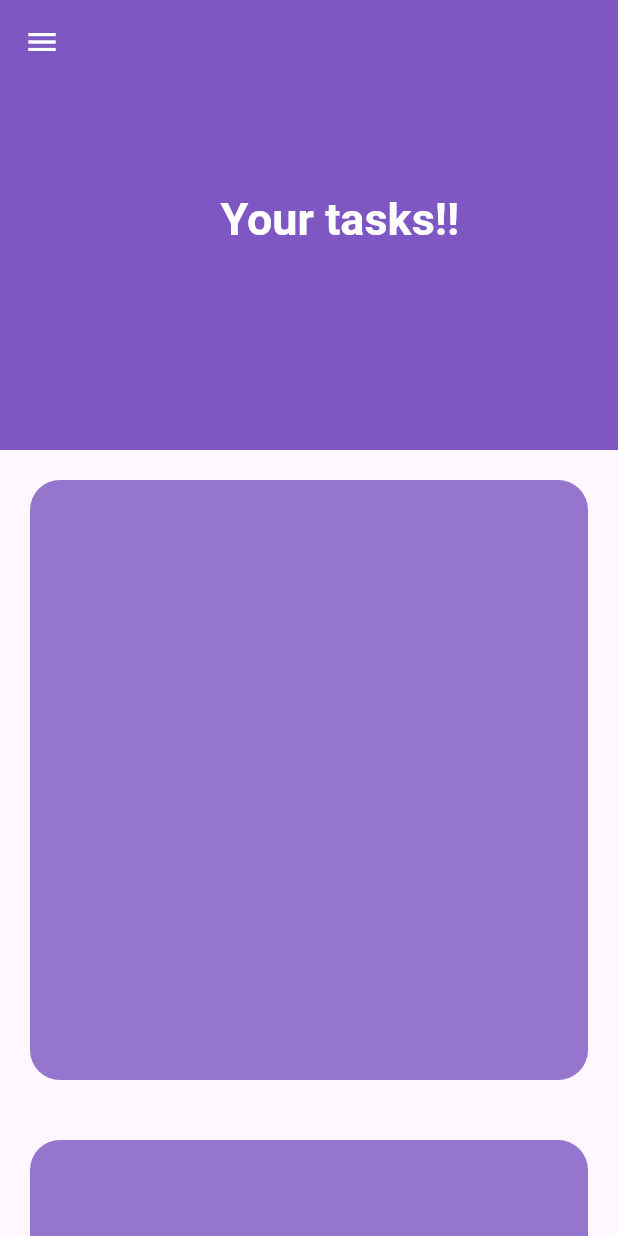
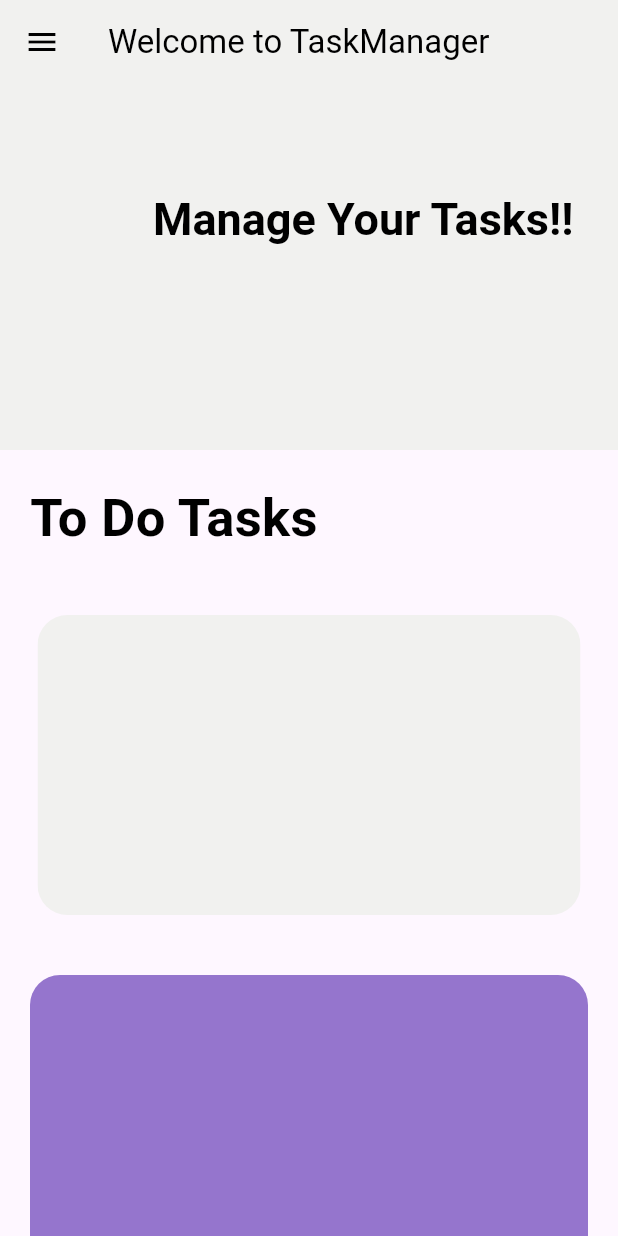
Before and after one commit to rustyonkeys/ProjectManager, a Flutter app: the screen it shows after launch, on a phone screen of 412 x 824 dp. Run offline on Flutter 3.47's test engine with Material 3 defaults, Android fonts, the phone set to English and light mode, and no system bars; our stand-ins replace flutter_slidable.

Commit message:
added bit of designs

```diff
--- a/lib/main.dart
+++ b/lib/main.dart
@@ -1,5 +1,7 @@
 import 'package:flutter/material.dart';
+import 'package:taskmanager/pages/drawer.dart';
 import 'package:taskmanager/pages/homepage.dart';
+import 'package:taskmanager/pages/todolist.dart';
 // import 'package:taskmanager/pages/todolist.dart';
 
 
--- a/lib/pages/homepage.dart
+++ b/lib/pages/homepage.dart
@@ -1,26 +1,36 @@
 import "package:flutter/material.dart";
+import "package:taskmanager/pages/drawer.dart";
 
 class FrontPage extends StatelessWidget {
-  const FrontPage({super.key});
+   FrontPage({super.key});
+
+  final GlobalKey<ScaffoldState> _scaffoldkey = GlobalKey<ScaffoldState>();
 
   @override
   Widget build(BuildContext context) {
     return Scaffold(
-      body: CustomScrollView(
+      key: _scaffoldkey,
+      drawer: DrawerWidget(),
+      body: CustomScrollView(     // // ✅ Always wrap body in SafeArea to avoid notch overlaps
         slivers: [
           SliverAppBar(
-            leading: Icon(Icons.menu,
-            color: Colors.white,),
-            // title: Text("Welcome to TaskManager",
-            // style: TextStyle(color: Colors.white),),
+            pinned: true,
+            leading: IconButton(
+              icon: Icon(Icons.menu,
+            color: Colors.black),
+            onPressed: () {
+              _scaffoldkey.currentState?.openDrawer();
+            },),
+            title: Text("Welcome to TaskManager",
+            style: TextStyle(color: Colors.black),),
             expandedHeight: 300,
-            backgroundColor: Colors.deepPurple[400],
+            backgroundColor: Color(0xFFF1F1EF),
             flexibleSpace: FlexibleSpaceBar(
               title: Padding(
-                padding: const EdgeInsets.only(bottom: 80, left:50),
-                child: Text("Your tasks!!",
+                padding: const EdgeInsets.only(bottom: 80, left:20),
+                child: Text("Manage Your Tasks!!",
                 style: TextStyle(
-                  color: Colors.white,
+                  color: Colors.black,
                   fontWeight: FontWeight.bold,
                   fontSize: 20,
                 ),),
@@ -32,10 +42,25 @@ class FrontPage extends StatelessWidget {
             child: Padding(
               padding: const EdgeInsets.all(20.0),
               child: ClipRRect(
+                child: Container(
+                  child: Text("To Do Tasks",
+                  style: TextStyle(
+                    color: Colors.black,
+                    fontSize: 35,
+                    fontWeight: FontWeight.bold,
+                  ),),
+                ),
+              ),
+            ),
+          ),
+          SliverToBoxAdapter(
+            child: Padding(
+              padding: const EdgeInsets.only(top: 20, bottom: 20, left: 25, right: 25),
+              child: ClipRRect(
                 borderRadius: BorderRadius.circular(20),
                 child: Container(
-                  color: Colors.deepPurple[300],
-                  height: 400,
+                  color: Color(0xffF1F1EF),
+                  height: 200,
                 ),
               ),
             ),
@@ -47,7 +72,7 @@ class FrontPage extends StatelessWidget {
                 borderRadius: BorderRadius.circular(20),
                 child: Container(
                   color: Colors.deepPurple[300],
-                  height: 400,
+                  height: 200,
                 ),
               ),
             ),
```
Also changed, not shown: lib/pages/drawer.dart (added, +116 -0 lines), lib/pages/todolist.dart (+11 -3 lines).
